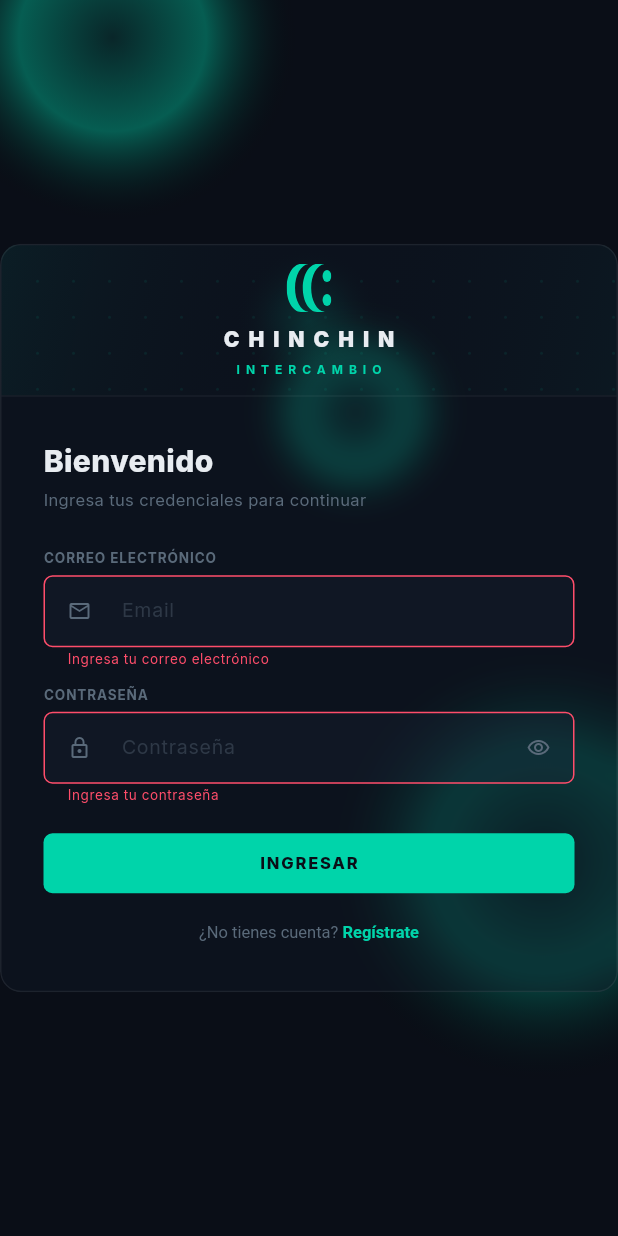
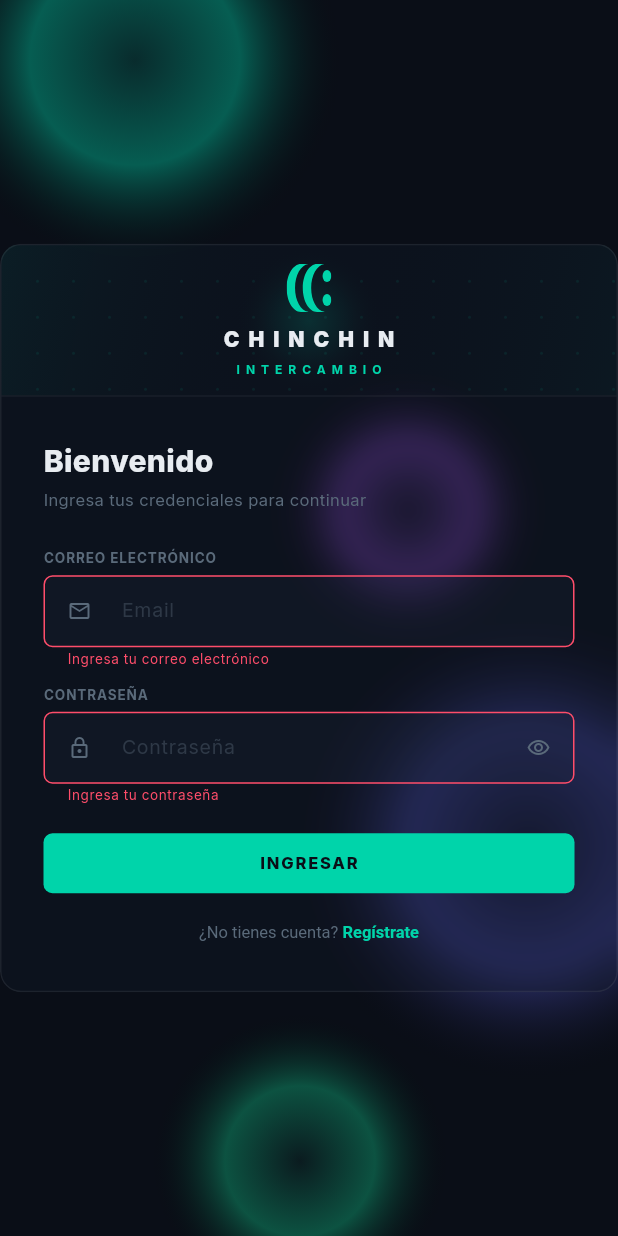
Before and after one commit to Danirodrigzz/Frontend, a Flutter app: the screen it shows after launch, after a tap on "INGRESAR", on a phone screen of 412 x 824 dp. Run offline on Flutter 3.47's test engine with Material 3 defaults, Android fonts, the phone set to English and light mode, and no system bars; drawn by our look-alikes of flutter_animate; our stand-ins replace fl_chart, flutter_riverpod, flutter_spinkit, flutter_svg, go_router, google_fonts and 1 more; network calls fail.

Commit message:
style(ui): implement animated background orbs and refactor to shared widget

```diff
--- a/lib/features/auth/presentation/pages/login_page.dart
+++ b/lib/features/auth/presentation/pages/login_page.dart
@@ -7,6 +7,7 @@ import 'package:flutter_animate/flutter_animate.dart';
 import 'package:go_router/go_router.dart';
 import '../../../../core/theme/app_colors.dart';
 import '../../../../core/utils/validators.dart';
+import '../../../../shared/widgets/animated_orbs_background.dart';
 import '../providers/auth_provider.dart';
 
 /// Pantalla de inicio de sesión premium.
@@ -60,8 +61,8 @@ class _LoginPageState extends ConsumerState<LoginPage> {
       backgroundColor: AppColors.background,
       body: Stack(
         children: [
-          // Orbes de colores animados que se mueven suavemente al fondo
-          _buildBackgroundOrbs(),
+          // Orbes de colores animados para el fondo
+          const AnimatedOrbsBackground(),
 
           // Contenedor principal centrado con efecto de cristal (glassmorphism)
           Center(
@@ -426,30 +427,6 @@ class _LoginPageState extends ConsumerState<LoginPage> {
     );
   }
 
-  Widget _buildBackgroundOrbs() {
-    return Stack(
-      children: [
-        Positioned(top: -100, left: -50,
-          child: _orb(250, AppColors.primary.withValues(alpha: 0.12))),
-        Positioned(bottom: 100, right: -100,
-          child: _orb(300, const Color(0xFF00A688).withValues(alpha: 0.1))),
-        Positioned(top: 200, right: 100,
-          child: _orb(150, const Color(0xFF00D4AA).withValues(alpha: 0.08))),
-      ],
-    );
-  }
-
-  Widget _orb(double size, Color color) {
-    return Container(
-      width: size, height: size,
-      decoration: BoxDecoration(
-        shape: BoxShape.circle,
-        gradient: RadialGradient(
-          colors: [color, color.withValues(alpha: 0.4), Colors.transparent],
-        ),
-      ),
-    );
-  }
 }
 
 /// Pinta un grid de puntos decorativos en el panel izquierdo
--- a/lib/features/market/presentation/pages/market_page.dart
+++ b/lib/features/market/presentation/pages/market_page.dart
@@ -12,6 +12,7 @@ import '../../../../core/theme/app_typography.dart';
 import '../../../../core/utils/formatters.dart';
 import '../../data/models/crypto_model.dart';
 import '../../data/repositories/market_repository.dart';
+import '../../../../shared/widgets/animated_orbs_background.dart';
 import '../providers/market_provider.dart';
 
 /// Dashboard principal con layout de 3 columnas:
@@ -78,8 +79,8 @@ class _MarketPageState extends ConsumerState<MarketPage> {
       backgroundColor: AppColors.background,
       body: Stack(
         children: [
-          // Orbes de luz para que el fondo se vea bien
-          _buildBackgroundOrbs(),
+          // Orbes de luz animados para el fondo
+          const AnimatedOrbsBackground(),
 
           // El contenido principal de la pantalla
           Padding(
@@ -1122,7 +1123,7 @@ class _MarketPageState extends ConsumerState<MarketPage> {
     body: Stack(
       children: [
         // Consistencia visual con orbes
-        _buildBackgroundOrbs(),
+        const AnimatedOrbsBackground(),
 
         Center(
           child: Column(
@@ -1228,41 +1229,6 @@ class _MarketPageState extends ConsumerState<MarketPage> {
     return image;
   }
 
-  /// Crea orbes de color difuminados en el fondo para que el blur de las tarjetas sea visible.
-  Widget _buildBackgroundOrbs() {
-    return Stack(
-      children: [
-        Positioned(
-          top: -100,
-          left: -50,
-          child: _orb(250, AppColors.primary.withValues(alpha: 0.12)),
-        ),
-        Positioned(
-          bottom: 100,
-          right: -100,
-          child: _orb(300, const Color(0xFF6366F1).withValues(alpha: 0.1)),
-        ),
-        Positioned(
-          top: 200,
-          right: 100,
-          child: _orb(150, const Color(0xFFA855F7).withValues(alpha: 0.08)),
-        ),
-      ],
-    );
-  }
-
-  Widget _orb(double size, Color color) {
-    return Container(
-      width: size,
-      height: size,
-      decoration: BoxDecoration(
-        shape: BoxShape.circle,
-        gradient: RadialGradient(
-          colors: [color, color.withValues(alpha: 0.4), Colors.transparent],
-        ),
-      ),
-    );
-  }
 }
 
 /// Clase auxiliar para definir el icono y color de marca de cada cripto.
--- /dev/null
+++ b/lib/shared/widgets/animated_orbs_background.dart
@@ -0,0 +1,103 @@
+import 'package:flutter/material.dart';
+import 'package:flutter_animate/flutter_animate.dart';
+import '../../core/theme/app_colors.dart';
+
+/// Widget que añade orbes de luz animados y difuminados al fondo.
+/// Se recomienda usar como base en un Stack.
+class AnimatedOrbsBackground extends StatelessWidget {
+  const AnimatedOrbsBackground({super.key});
+
+  @override
+  Widget build(BuildContext context) {
+    return Stack(
+      children: [
+        // Orbe superior izquierda (Cian/Primario)
+        Positioned(
+          top: -100,
+          left: -50,
+          child: _AnimatedOrb(
+            size: 280,
+            color: AppColors.primary.withValues(alpha: 0.15),
+            duration: 8.seconds,
+            offset: const Offset(30, 20),
+          ),
+        ),
+
+        // Orbe inferior derecha (Índigo)
+        Positioned(
+          bottom: 100,
+          right: -100,
+          child: _AnimatedOrb(
+            size: 320,
+            color: const Color(0xFF6366F1).withValues(alpha: 0.12),
+            duration: 10.seconds,
+            offset: const Offset(-40, -30),
+          ),
+        ),
+
+        // Orbe central derecha (Púrpura)
+        Positioned(
+          top: 250,
+          right: 50,
+          child: _AnimatedOrb(
+            size: 180,
+            color: const Color(0xFFA855F7).withValues(alpha: 0.1),
+            duration: 7.seconds,
+            offset: const Offset(-20, 40),
+          ),
+        ),
+
+        // Orbe extra para dispositivos más pequeños (Esmeralda)
+        Positioned(
+          bottom: -50,
+          left: 100,
+          child: _AnimatedOrb(
+            size: 200,
+            color: const Color(0xFF10B981).withValues(alpha: 0.08),
+            duration: 9.seconds,
+            offset: const Offset(40, -20),
+          ),
+        ),
+      ],
+    );
+  }
+}
+
+class _AnimatedOrb extends StatelessWidget {
+  final double size;
+  final Color color;
+  final Duration duration;
+  final Offset offset;
+
+  const _AnimatedOrb({
+    required this.size,
+    required this.color,
+    required this.duration,
+    required this.offset,
+  });
+
+  @override
+  Widget build(BuildContext context) {
+    return Container(
+      width: size,
+      height: size,
+      decoration: BoxDecoration(
+        shape: BoxShape.circle,
+        gradient: RadialGradient(
+          colors: [
+            color,
+            color.withValues(alpha: 0.4),
+            Colors.transparent,
+          ],
+        ),
+      ),
+    )
+    .animate(onPlay: (controller) => controller.repeat(reverse: true))
+    .move(
+      begin: Offset.zero,
+      end: offset,
+      duration: duration,
+      curve: Curves.easeInOutSine,
+    );
+  }
+}
```
Also changed, not shown: lib/features/auth/presentation/pages/register_page.dart (+3 -26 lines), lib/features/exchange/presentation/pages/exchange_page.dart (+2 -36 lines), lib/features/history/presentation/pages/history_page.dart (+2 -20 lines), lib/features/portfolio/presentation/pages/portfolio_page.dart (+7 -1 lines), lib/features/settings/presentation/pages/settings_page.dart (+2 -21 lines).
